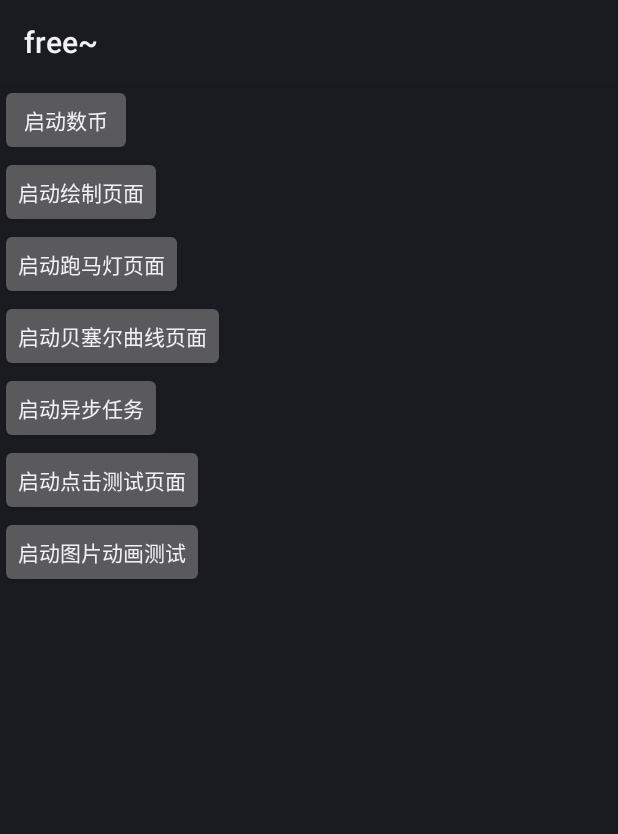
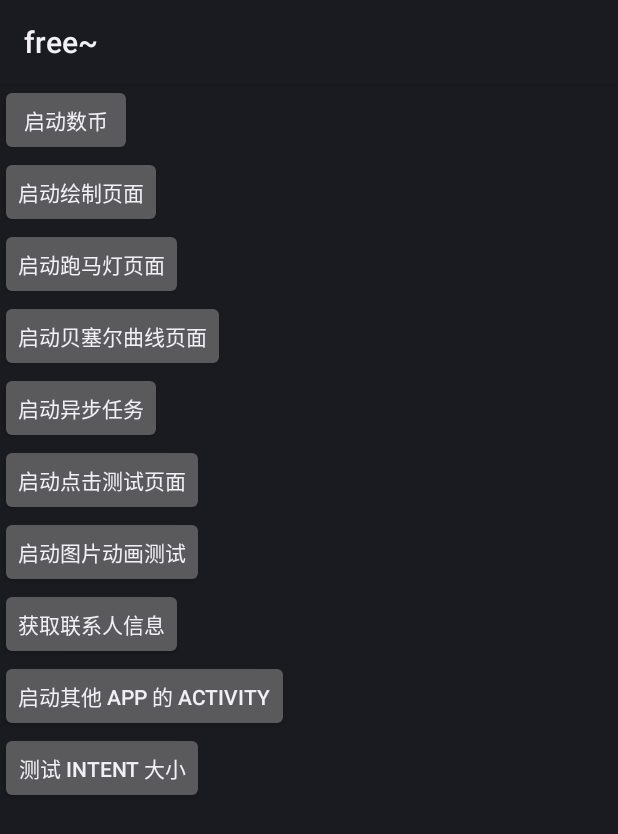
Before and after one commit to ddx533534/Android-Feature-Test, an Android app: the screen it shows after launch (MainActivity), on a phone screen of 412 x 824 dp. Shown: the top 834 px of the screen. Run offline under Robolectric (Android 15) with nearby library versions, the phone set to English and light mode, and no system bars; libraries missing offline, so code that uses them is left out: com.sankuai.android; 2 statements that could not run were skipped.

Commit message:
test saveinstance

```diff
--- a/app/build.gradle
+++ b/app/build.gradle
@@ -59,4 +59,7 @@ android {
 dependencies {
     api 'com.android.support:appcompat-v7:28.0.0'
     api 'com.sankuai.android.jarvis:library:0.0.3'
+    implementation 'androidx.appcompat:appcompat:1.6.1'
+    implementation 'com.google.android.material:material:1.9.0'
+    implementation 'androidx.constraintlayout:constraintlayout:2.1.4'
 }
--- a/app/src/main/AndroidManifest.xml
+++ b/app/src/main/AndroidManifest.xml
@@ -2,6 +2,8 @@
 <manifest xmlns:android="http://schemas.android.com/apk/res/android"
     xmlns:tools="http://schemas.android.com/tools"
     package="com.example.androidfeature">
+
+    <uses-permission android:name="android.permission.READ_CONTACTS" />
 
     <application
         android:allowBackup="true"
@@ -10,7 +12,8 @@
         android:label="${app_icon}"
         android:supportsRtl="true"
         tools:replace="android:appComponentFactory,android:label">
-        <activity android:name=".Activity.SensorActivity"></activity>
+        <activity android:name=".Activity.OnRestoreActivity"></activity>
+        <activity android:name=".Activity.SensorActivity" />
         <activity android:name=".Activity.PicAnimationActivity" />
         <activity android:name=".Activity.ClickTestActivity" />
         <activity
--- /dev/null
+++ b/app/src/main/java/com/example/androidfeature/listener/OnRouterResultListener.java
@@ -0,0 +1,4 @@
+package com.example.androidfeature.listener;
+
+public interface OnRouterResultListener {
+}
--- a/app/src/main/res/layout/activity_main.xml
+++ b/app/src/main/res/layout/activity_main.xml
@@ -44,4 +44,22 @@
         android:layout_width="wrap_content"
         android:layout_height="wrap_content"
         android:text="启动图片动画测试" />
+
+    <Button
+        android:id="@+id/start_get_contacts"
+        android:layout_width="wrap_content"
+        android:layout_height="wrap_content"
+        android:text="获取联系人信息" />
+
+    <Button
+        android:id="@+id/start_other_app"
+        android:layout_width="wrap_content"
+        android:layout_height="wrap_content"
+        android:text="启动其他 App 的 Activity" />
+
+    <Button
+        android:id="@+id/test_intent_size"
+        android:layout_width="wrap_content"
+        android:layout_height="wrap_content"
+        android:text="测试 Intent 大小" />
 </LinearLayout>
```
Also changed, not shown: app/src/main/java/com/example/androidfeature/Activity/OnRestoreActivity.java (added, +15 -0 lines), app/src/main/java/com/example/androidfeature/MainActivity.java (+97 -3 lines), app/src/main/java/com/example/androidfeature/bean/RouterData.java (added, +8 -0 lines), app/src/main/res/layout/activity_on_restore.xml (added, +9 -0 lines).
